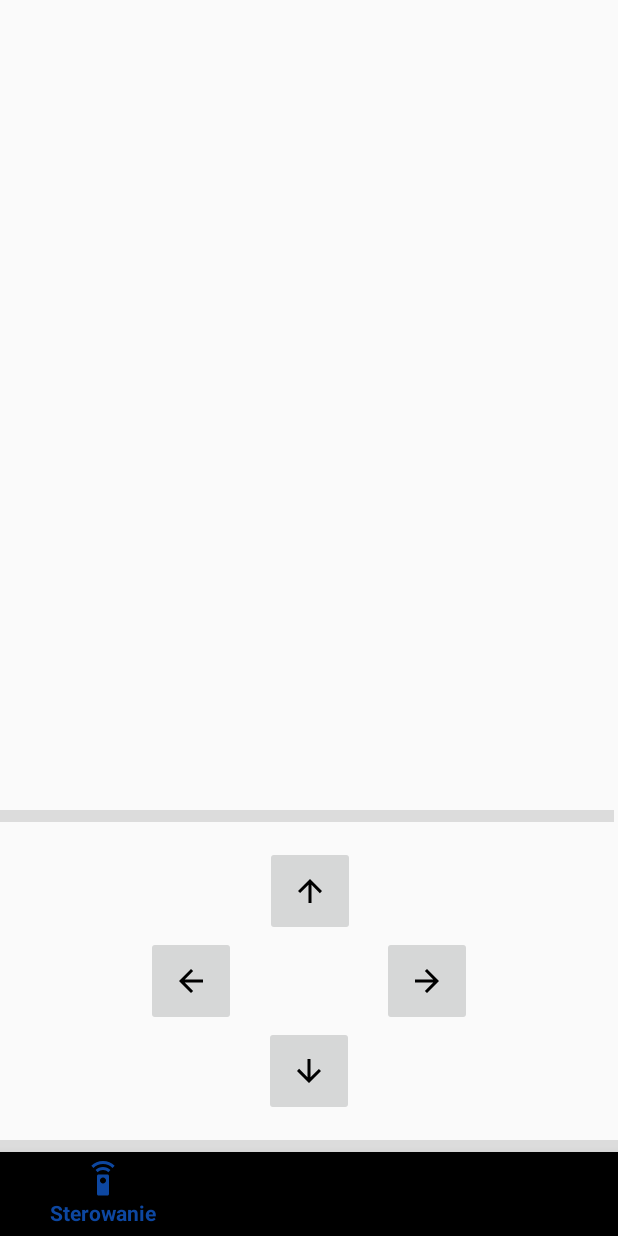
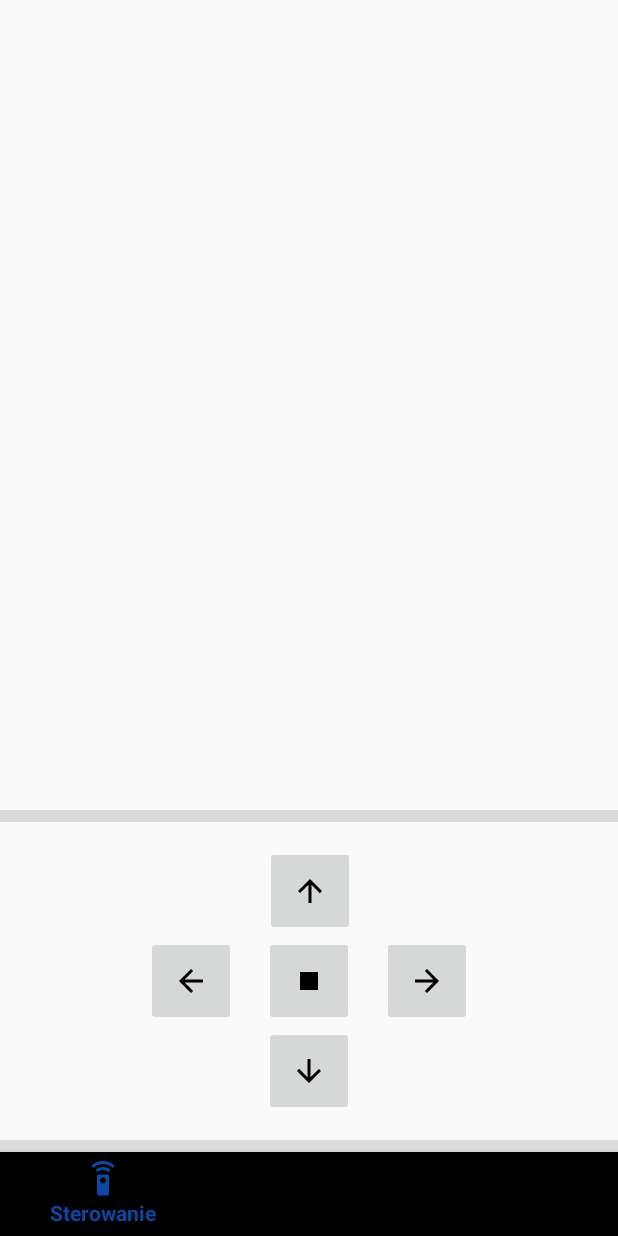
Before and after one commit to mateuszkalinowski/RobotRemoteController, an Android app: the screen it shows after launch (MainActivity), on a phone screen of 412 x 824 dp. Run offline under Robolectric (Android 15) with nearby library versions, the phone set to English and light mode, and no system bars; our stand-ins replace navigation-ui.

Commit message:
Connection works, basic steering as well

```diff
--- a/app/src/main/AndroidManifest.xml
+++ b/app/src/main/AndroidManifest.xml
@@ -18,12 +18,14 @@
             android:name=".bluetooth_settings.BluetoothSettingsActivity"
             android:label="@string/title_activity_bluetooth_settings"
             android:parentActivityName=".MainActivity"
-            android:theme="@style/AppTheme.NoActionBar">
+            android:theme="@style/AppTheme.NoActionBar"
+            android:screenOrientation="portrait">
             <meta-data
                 android:name="android.support.PARENT_ACTIVITY"
                 android:value="pl.mateuszkalinowski.robotremotecontroller.MainActivity" />
         </activity>
-        <activity android:name=".MainActivity">
+        <activity android:name=".MainActivity"
+                  android:screenOrientation="portrait">
             <intent-filter>
                 <action android:name="android.intent.action.MAIN" />
 
--- a/app/src/main/java/pl/mateuszkalinowski/robotremotecontroller/steering/SteeringFragment.kt
+++ b/app/src/main/java/pl/mateuszkalinowski/robotremotecontroller/steering/SteeringFragment.kt
@@ -15,6 +15,7 @@ import android.widget.Toast
 import androidx.recyclerview.widget.ItemTouchHelper.UP
 
 import pl.mateuszkalinowski.robotremotecontroller.R
+import pl.mateuszkalinowski.robotremotecontroller.services.BluetoothService
 
 class SteeringFragment : Fragment() {
 
@@ -34,11 +35,13 @@ class SteeringFragment : Fragment() {
         val downButton: ImageButton = rootView.findViewById(R.id.button_down)
         val leftButton: ImageButton = rootView.findViewById(R.id.button_left)
         val rightButton: ImageButton = rootView.findViewById(R.id.button_right)
+        val stopButton: ImageButton = rootView.findViewById(R.id.button_stop)
 
         upButton.setOnClickListener(SteeringClass())
         downButton.setOnClickListener(SteeringClass())
         leftButton.setOnClickListener(SteeringClass())
         rightButton.setOnClickListener(SteeringClass())
+        stopButton.setOnClickListener(SteeringClass())
 
         return rootView
     }
@@ -51,23 +54,26 @@ class SteeringFragment : Fragment() {
 
 
     class SteeringClass : View.OnClickListener {
-        private val UP = 0
-        private val RIGHT = 1
-        private val DOWN = 2
-        private val LEFT = 3
+        private val UP = 'u'
+        private val RIGHT = 'r'
+        private val DOWN = 'd'
+        private val LEFT = 'l'
+        private val STOP = 's'
 
         override fun onClick(v: View?) {
 
-            val action: Int
+            var action: Char = 'q';
 
             when (v?.id) {
                 R.id.button_up -> action = UP
                 R.id.button_right -> action = RIGHT
                 R.id.button_down -> action = DOWN
                 R.id.button_left -> action = LEFT
+                R.id.button_stop -> action = STOP
             }
 
-           // Toast.makeText(activity,"Bluetooth is not supported",Toast.LENGTH_SHORT).show()
+            BluetoothService.customCharacteristic?.setValue(action.toString())
+            BluetoothService.bluetoothGatt?.writeCharacteristic(BluetoothService.customCharacteristic)
 
     }
 
--- /dev/null
+++ b/app/src/main/res/drawable/ic_stop_black_24dp.xml
@@ -0,0 +1,9 @@
+<vector xmlns:android="http://schemas.android.com/apk/res/android"
+        android:width="24dp"
+        android:height="24dp"
+        android:viewportWidth="24.0"
+        android:viewportHeight="24.0">
+    <path
+        android:fillColor="#FF000000"
+        android:pathData="M6,6h12v12H6z"/>
+</vector>
--- a/app/src/main/res/layout/content_bluetooth_settings.xml
+++ b/app/src/main/res/layout/content_bluetooth_settings.xml
@@ -25,6 +25,7 @@
         android:layout_height="75dp"
         android:layout_weight="0"
         app:layout_constraintBottom_toTopOf="@+id/textView5"
+        app:layout_constraintStart_toStartOf="parent"
         app:layout_constraintTop_toBottomOf="@+id/textView3"
         app:srcCompat="@drawable/ic_bluetooth_connected_black_24dp" />
 
@@ -55,7 +56,7 @@
         android:layout_height="32dp"
         android:layout_marginEnd="24dp"
         android:layout_weight="0"
-        android:background="#2B2B2B"
+        android:background="#00000000"
         android:scaleType="fitCenter"
         android:src="@drawable/ic_cancel_black_24dp"
         app:layout_constraintBottom_toBottomOf="@+id/device_mac_address"
--- a/app/src/main/res/layout/steering_fragment.xml
+++ b/app/src/main/res/layout/steering_fragment.xml
@@ -51,7 +51,7 @@
 
         <View
             android:id="@+id/divider_arrows_up"
-            android:layout_width="409dp"
+            android:layout_width="match_parent"
             android:layout_height="8dp"
             android:layout_marginBottom="16dp"
             android:background="?android:attr/listDivider"
@@ -69,5 +69,15 @@
             app:layout_constraintEnd_toEndOf="parent"
             app:layout_constraintStart_toStartOf="parent" />
 
+        <ImageButton
+            android:id="@+id/button_stop"
+            android:layout_width="60dp"
+            android:layout_height="60dp"
+            android:src="@drawable/ic_stop_black_24dp"
+            app:layout_constraintBottom_toTopOf="@+id/button_down"
+            app:layout_constraintEnd_toStartOf="@+id/button_right"
+            app:layout_constraintStart_toEndOf="@+id/button_left"
+            app:layout_constraintTop_toBottomOf="@+id/button_up" />
+
     </androidx.constraintlayout.widget.ConstraintLayout>
 </FrameLayout>
```
Also changed, not shown: app/src/main/java/pl/mateuszkalinowski/robotremotecontroller/MainActivity.kt (+96 -1 lines), app/src/main/java/pl/mateuszkalinowski/robotremotecontroller/bluetooth_settings/BluetoothSettingsActivity.kt (+9 -21 lines), app/src/main/java/pl/mateuszkalinowski/robotremotecontroller/services/BluetoothService.kt (+4 -20 lines).
